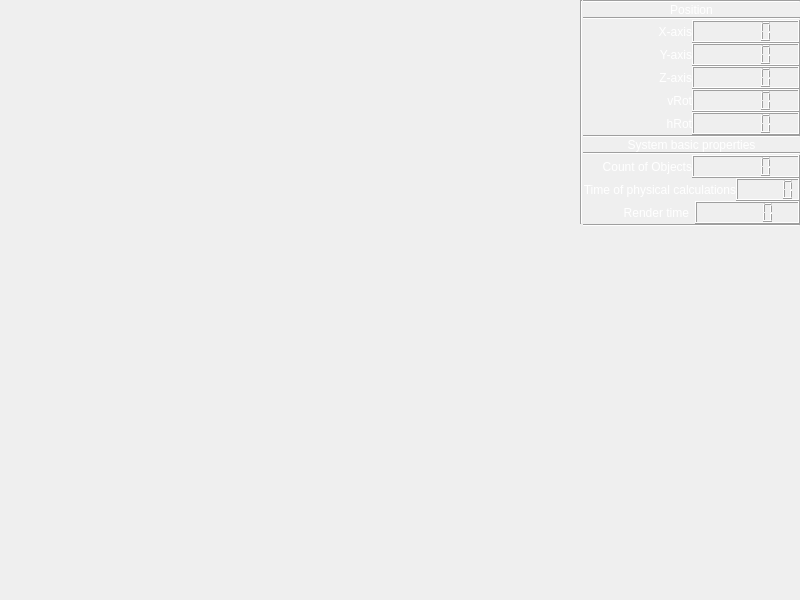
This is mainwindow.ui in vanssb/Fluids as Qt 5 draws it before an edit. The edited form follows.
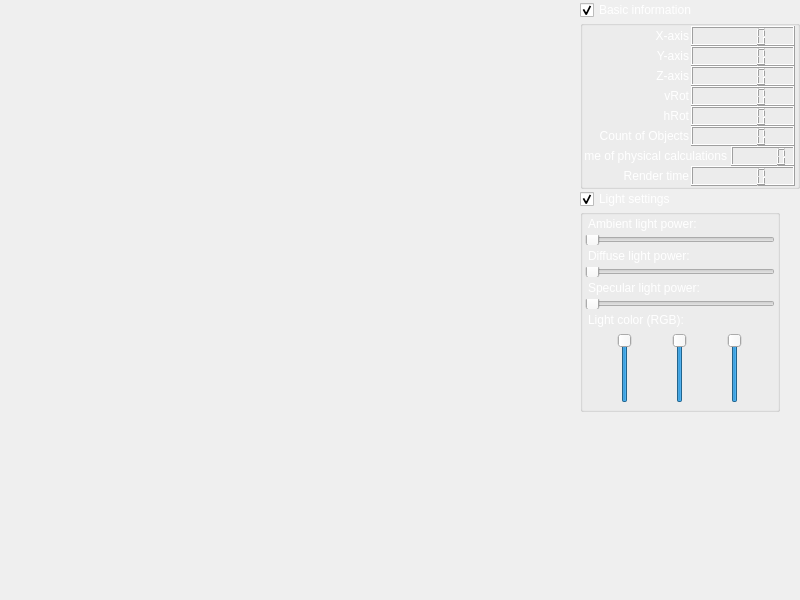
This is the edited form. Custom widgets are drawn as their Qt base class.

```diff
--- a/mainwindow.ui
+++ b/mainwindow.ui
@@ -45,105 +45,176 @@
        <property name="spacing">
         <number>0</number>
        </property>
-       <item row="0" column="0">
-        <spacer name="horizontalSpacer">
-         <property name="orientation">
-          <enum>Qt::Horizontal</enum>
+       <item row="0" column="1">
+        <widget class="QCheckBox" name="basicInfoCheck">
+         <property name="minimumSize">
+          <size>
+           <width>200</width>
+           <height>0</height>
+          </size>
          </property>
-         <property name="sizeHint" stdset="0">
+         <property name="maximumSize">
           <size>
-           <width>40</width>
+           <width>16777215</width>
            <height>20</height>
           </size>
          </property>
-        </spacer>
+         <property name="palette">
+          <palette>
+           <active>
+            <colorrole role="WindowText">
+             <brush brushstyle="SolidPattern">
+              <color alpha="255">
+               <red>255</red>
+               <green>255</green>
+               <blue>255</blue>
+              </color>
+             </brush>
+            </colorrole>
+           </active>
+           <inactive>
+            <colorrole role="WindowText">
+             <brush brushstyle="SolidPattern">
+              <color alpha="255">
+               <red>255</red>
+               <green>255</green>
+               <blue>255</blue>
+              </color>
+             </brush>
+            </colorrole>
+           </inactive>
+           <disabled>
+            <colorrole role="WindowText">
+             <brush brushstyle="SolidPattern">
+              <color alpha="255">
+               <red>120</red>
+               <green>120</green>
+               <blue>120</blue>
+              </color>
+             </brush>
+            </colorrole>
+           </disabled>
+          </palette>
+         </property>
+         <property name="text">
+          <string>Basic information</string>
+         </property>
+         <property name="checked">
+          <bool>true</bool>
+         </property>
+        </widget>
        </item>
-       <item row="2" column="2">
-        <spacer name="verticalSpacer">
-         <property name="orientation">
-          <enum>Qt::Vertical</enum>
+       <item row="2" column="1">
+        <widget class="QCheckBox" name="lightSettingsCheck">
+         <property name="minimumSize">
+          <size>
+           <width>200</width>
+           <height>0</height>
+          </size>
          </property>
-         <property name="sizeHint" stdset="0">
+         <property name="maximumSize">
           <size>
-           <width>20</width>
-           <height>40</height>
+           <width>16777215</width>
+           <height>20</height>
           </size>
          </property>
-        </spacer>
+         <property name="palette">
+          <palette>
+           <active>
+            <colorrole role="WindowText">
+             <brush brushstyle="SolidPattern">
+              <color alpha="255">
+               <red>255</red>
+               <green>255</green>
+               <blue>255</blue>
+              </color>
+             </brush>
+            </colorrole>
+           </active>
+           <inactive>
+            <colorrole role="WindowText">
+             <brush brushstyle="SolidPattern">
+              <color alpha="255">
+               <red>255</red>
+               <green>255</green>
+               <blue>255</blue>
+              </color>
+             </brush>
+            </colorrole>
+           </inactive>
+           <disabled>
+            <colorrole role="WindowText">
+             <brush brushstyle="SolidPattern">
+              <color alpha="255">
+               <red>120</red>
+               <green>120</green>
+               <blue>120</blue>
+              </color>
+             </brush>
+            </colorrole>
+           </disabled>
+          </palette>
+         </property>
+         <property name="text">
+          <string>Light settings</string>
+         </property>
+         <property name="checked">
+          <bool>true</bool>
+         </property>
+         <property name="tristate">
+          <bool>false</bool>
+         </property>
+        </widget>
        </item>
-       <item row="0" column="2">
-        <layout class="QVBoxLayout" name="verticalLayout">
+       <item row="1" column="1">
+        <widget class="QGroupBox" name="basicInfoGroup">
+         <property name="sizePolicy">
+          <sizepolicy hsizetype="Minimum" vsizetype="Fixed">
+           <horstretch>0</horstretch>
+           <verstretch>0</verstretch>
+          </sizepolicy>
+         </property>
+         <property name="maximumSize">
+          <size>
+           <width>220</width>
+           <height>16777215</height>
+          </size>
+         </property>
+         <property name="title">
+          <string/>
+         </property>
+         <layout class="QVBoxLayout" name="verticalLayout_2">
          <property name="spacing">
           <number>0</number>
          </property>
-         <item>
-          <widget class="Line" name="line_5">
-           <property name="orientation">
-            <enum>Qt::Horizontal</enum>
-           </property>
-          </widget>
-         </item>
-         <item>
-          <widget class="QLabel" name="label_3">
-           <property name="palette">
-            <palette>
-             <active>
-              <colorrole role="WindowText">
-               <brush brushstyle="SolidPattern">
-                <color alpha="255">
-                 <red>255</red>
-                 <green>255</green>
-                 <blue>255</blue>
-                </color>
-               </brush>
-              </colorrole>
-             </active>
-             <inactive>
-              <colorrole role="WindowText">
-               <brush brushstyle="SolidPattern">
-                <color alpha="255">
-                 <red>255</red>
-                 <green>255</green>
-                 <blue>255</blue>
-                </color>
-               </brush>
-              </colorrole>
-             </inactive>
-             <disabled>
-              <colorrole role="WindowText">
-               <brush brushstyle="SolidPattern">
-                <color alpha="255">
-                 <red>120</red>
-                 <green>120</green>
-                 <blue>120</blue>
-                </color>
-               </brush>
-              </colorrole>
-             </disabled>
-            </palette>
-           </property>
-           <property name="text">
-            <string>Position</string>
-           </property>
-           <property name="alignment">
-            <set>Qt::AlignCenter</set>
-           </property>
-          </widget>
-         </item>
-         <item>
-          <widget class="Line" name="line">
-           <property name="orientation">
-            <enum>Qt::Horizontal</enum>
-           </property>
-          </widget>
-         </item>
+          <property name="leftMargin">
+           <number>2</number>
+          </property>
+          <property name="topMargin">
+           <number>0</number>
+          </property>
+          <property name="rightMargin">
+           <number>2</number>
+          </property>
+          <property name="bottomMargin">
+           <number>0</number>
+          </property>
          <item>
           <layout class="QHBoxLayout" name="horizontalLayout_7">
            <property name="spacing">
-            <number>0</number>
+             <number>2</number>
+            </property>
+            <property name="sizeConstraint">
+             <enum>QLayout::SetNoConstraint</enum>
            </property>
            <item>
             <widget class="QLabel" name="label_6">
+              <property name="maximumSize">
+               <size>
+                <width>16777215</width>
+                <height>20</height>
+               </size>
+              </property>
              <property name="palette">
               <palette>
                <active>
@@ -190,17 +261,30 @@
             </widget>
            </item>
            <item>
-            <widget class="QLCDNumber" name="xPosition"/>
+             <widget class="QLCDNumber" name="xPosition">
+              <property name="maximumSize">
+               <size>
+                <width>16777215</width>
+                <height>20</height>
+               </size>
+              </property>
+             </widget>
            </item>
           </layout>
          </item>
          <item>
           <layout class="QHBoxLayout" name="horizontalLayout_6">
            <property name="spacing">
-            <number>0</number>
+             <number>2</number>
            </property>
            <item>
             <widget class="QLabel" name="label_5">
+              <property name="maximumSize">
+               <size>
+                <width>16777215</width>
+                <height>20</height>
+               </size>
+              </property>
              <property name="palette">
               <palette>
                <active>
@@ -247,17 +331,30 @@
             </widget>
            </item>
            <item>
-            <widget class="QLCDNumber" name="yPosition"/>
+             <widget class="QLCDNumber" name="yPosition">
+              <property name="maximumSize">
+               <size>
+                <width>16777215</width>
+                <height>20</height>
+               </size>
+              </property>
+             </widget>
            </item>
           </layout>
          </item>
          <item>
           <layout class="QHBoxLayout" name="horizontalLayout_5">
            <property name="spacing">
-            <number>0</number>
+             <number>2</number>
            </property>
            <item>
             <widget class="QLabel" name="label_4">
+              <property name="maximumSize">
+               <size>
+                <width>16777215</width>
+                <height>20</height>
+               </size>
+              </property>
              <property name="palette">
               <palette>
                <active>
@@ -304,17 +401,30 @@
             </widget>
            </item>
            <item>
-            <widget class="QLCDNumber" name="zPosition"/>
+             <widget class="QLCDNumber" name="zPosition">
+              <property name="maximumSize">
+               <size>
+                <width>16777215</width>
+                <height>20</height>
+               </size>
+              </property>
+             </widget>
            </item>
           </layout>
          </item>
          <item>
           <layout class="QHBoxLayout" name="horizontalLayout_8">
            <property name="spacing">
-            <number>0</number>
+             <number>2</number>
            </property>
            <item>
             <widget class="QLabel" name="label_7">
+              <property name="maximumSize">
+               <size>
+                <width>16777215</width>
+                <height>20</height>
+               </size>
+              </property>
              <property name="palette">
               <palette>
                <active>
@@ -361,17 +471,30 @@
             </widget>
            </item>
            <item>
-            <widget class="QLCDNumber" name="vRot"/>
+             <widget class="QLCDNumber" name="vRot">
+              <property name="maximumSize">
+               <size>
+                <width>16777215</width>
+                <height>20</height>
+               </size>
+              </property>
+             </widget>
            </item>
           </layout>
          </item>
          <item>
           <layout class="QHBoxLayout" name="horizontalLayout_9">
            <property name="spacing">
-            <number>0</number>
+             <number>2</number>
            </property>
            <item>
             <widget class="QLabel" name="label_8">
+              <property name="maximumSize">
+               <size>
+                <width>16777215</width>
+                <height>20</height>
+               </size>
+              </property>
              <property name="palette">
               <palette>
                <active>
@@ -418,78 +541,30 @@
             </widget>
            </item>
            <item>
-            <widget class="QLCDNumber" name="hRot"/>
+             <widget class="QLCDNumber" name="hRot">
+              <property name="maximumSize">
+               <size>
+                <width>16777215</width>
+                <height>20</height>
+               </size>
+              </property>
+             </widget>
            </item>
           </layout>
          </item>
-         <item>
-          <widget class="Line" name="line_6">
-           <property name="orientation">
-            <enum>Qt::Horizontal</enum>
-           </property>
-          </widget>
-         </item>
-         <item>
-          <widget class="QLabel" name="label_9">
-           <property name="palette">
-            <palette>
-             <active>
-              <colorrole role="WindowText">
-               <brush brushstyle="SolidPattern">
-                <color alpha="255">
-                 <red>255</red>
-                 <green>255</green>
-                 <blue>255</blue>
-                </color>
-               </brush>
-              </colorrole>
-             </active>
-             <inactive>
-              <colorrole role="WindowText">
-               <brush brushstyle="SolidPattern">
-                <color alpha="255">
-                 <red>255</red>
-                 <green>255</green>
-                 <blue>255</blue>
-                </color>
-               </brush>
-              </colorrole>
-             </inactive>
-             <disabled>
-              <colorrole role="WindowText">
-               <brush brushstyle="SolidPattern">
-                <color alpha="255">
-                 <red>120</red>
-                 <green>120</green>
-                 <blue>120</blue>
-                </color>
-               </brush>
-              </colorrole>
-             </disabled>
-            </palette>
-           </property>
-           <property name="text">
-            <string>System basic properties</string>
-           </property>
-           <property name="alignment">
-            <set>Qt::AlignCenter</set>
-           </property>
-          </widget>
-         </item>
-         <item>
-          <widget class="Line" name="line_2">
-           <property name="orientation">
-            <enum>Qt::Horizontal</enum>
-           </property>
-          </widget>
-         </item>
          <item>
           <layout class="QHBoxLayout" name="horizontalLayout">
            <property name="spacing">
-            <number>0</number>
+             <number>2</number>
            </property>
            <item>
             <widget class="QLabel" name="label">
+              <property name="maximumSize">
+               <size>
+                <width>16777215</width>
+                <height>20</height>
+               </size>
+              </property>
              <property name="palette">
               <palette>
                <active>
@@ -536,17 +611,30 @@
             </widget>
            </item>
            <item>
-            <widget class="QLCDNumber" name="objectsCount"/>
+             <widget class="QLCDNumber" name="objectsCount">
+              <property name="maximumSize">
+               <size>
+                <width>16777215</width>
+                <height>20</height>
+               </size>
+              </property>
+             </widget>
            </item>
           </layout>
          </item>
          <item>
           <layout class="QHBoxLayout" name="horizontalLayout_2">
            <property name="spacing">
-            <number>0</number>
+             <number>2</number>
            </property>
            <item>
             <widget class="QLabel" name="label_2">
+              <property name="maximumSize">
+               <size>
+                <width>16777215</width>
+                <height>20</height>
+               </size>
+              </property>
              <property name="palette">
               <palette>
                <active>
@@ -584,23 +672,47 @@
                </disabled>
               </palette>
              </property>
+              <property name="font">
+               <font>
+                <stylestrategy>PreferDefault</stylestrategy>
+               </font>
+              </property>
              <property name="text">
               <string>Time of physical calculations</string>
              </property>
              <property name="alignment">
               <set>Qt::AlignRight|Qt::AlignTrailing|Qt::AlignVCenter</set>
              </property>
+              <property name="indent">
+               <number>2</number>
+              </property>
             </widget>
            </item>
            <item>
-            <widget class="QLCDNumber" name="physTime"/>
+             <widget class="QLCDNumber" name="physTime">
+              <property name="maximumSize">
+               <size>
+                <width>16777215</width>
+                <height>20</height>
+               </size>
+              </property>
+             </widget>
            </item>
           </layout>
          </item>
          <item>
           <layout class="QHBoxLayout" name="horizontalLayout_3">
+            <property name="spacing">
+             <number>2</number>
+            </property>
            <item>
             <widget class="QLabel" name="label_10">
+              <property name="maximumSize">
+               <size>
+                <width>16777215</width>
+                <height>20</height>
+               </size>
+              </property>
              <property name="palette">
               <palette>
                <active>
@@ -647,25 +759,581 @@
             </widget>
            </item>
            <item>
-            <widget class="QLCDNumber" name="renderTime"/>
+             <widget class="QLCDNumber" name="renderTime">
+              <property name="maximumSize">
+               <size>
+                <width>16777215</width>
+                <height>20</height>
+               </size>
+              </property>
+             </widget>
            </item>
           </layout>
          </item>
         </layout>
+         <zorder></zorder>
+         <zorder></zorder>
+         <zorder></zorder>
+         <zorder></zorder>
+         <zorder></zorder>
+        </widget>
        </item>
-       <item row="1" column="2">
-        <widget class="Line" name="line_3">
+       <item row="3" column="1">
+        <widget class="QGroupBox" name="lightSettingsGroup">
+         <property name="sizePolicy">
+          <sizepolicy hsizetype="Minimum" vsizetype="Fixed">
+           <horstretch>0</horstretch>
+           <verstretch>0</verstretch>
+          </sizepolicy>
+         </property>
+         <property name="maximumSize">
+          <size>
+           <width>200</width>
+           <height>16777215</height>
+          </size>
+         </property>
+         <property name="title">
+          <string/>
+         </property>
+         <layout class="QVBoxLayout" name="verticalLayout">
+          <property name="spacing">
+           <number>4</number>
+          </property>
+          <property name="leftMargin">
+           <number>2</number>
+          </property>
+          <property name="topMargin">
+           <number>2</number>
+          </property>
+          <property name="rightMargin">
+           <number>2</number>
+          </property>
+          <property name="bottomMargin">
+           <number>2</number>
+          </property>
+          <item>
+           <widget class="QLabel" name="ambientLabel">
+            <property name="minimumSize">
+             <size>
+              <width>0</width>
+              <height>0</height>
+             </size>
+            </property>
+            <property name="maximumSize">
+             <size>
+              <width>16777215</width>
+              <height>20</height>
+             </size>
+            </property>
+            <property name="palette">
+             <palette>
+              <active>
+               <colorrole role="WindowText">
+                <brush brushstyle="SolidPattern">
+                 <color alpha="255">
+                  <red>255</red>
+                  <green>255</green>
+                  <blue>255</blue>
+                 </color>
+                </brush>
+               </colorrole>
+               <colorrole role="Text">
+                <brush brushstyle="SolidPattern">
+                 <color alpha="255">
+                  <red>255</red>
+                  <green>255</green>
+                  <blue>255</blue>
+                 </color>
+                </brush>
+               </colorrole>
+              </active>
+              <inactive>
+               <colorrole role="WindowText">
+                <brush brushstyle="SolidPattern">
+                 <color alpha="255">
+                  <red>255</red>
+                  <green>255</green>
+                  <blue>255</blue>
+                 </color>
+                </brush>
+               </colorrole>
+               <colorrole role="Text">
+                <brush brushstyle="SolidPattern">
+                 <color alpha="255">
+                  <red>255</red>
+                  <green>255</green>
+                  <blue>255</blue>
+                 </color>
+                </brush>
+               </colorrole>
+              </inactive>
+              <disabled>
+               <colorrole role="WindowText">
+                <brush brushstyle="SolidPattern">
+                 <color alpha="255">
+                  <red>120</red>
+                  <green>120</green>
+                  <blue>120</blue>
+                 </color>
+                </brush>
+               </colorrole>
+               <colorrole role="Text">
+                <brush brushstyle="SolidPattern">
+                 <color alpha="255">
+                  <red>120</red>
+                  <green>120</green>
+                  <blue>120</blue>
+                 </color>
+                </brush>
+               </colorrole>
+              </disabled>
+             </palette>
+            </property>
+            <property name="text">
+             <string>Ambient light power:</string>
+            </property>
+            <property name="wordWrap">
+             <bool>false</bool>
+            </property>
+            <property name="margin">
+             <number>0</number>
+            </property>
+            <property name="indent">
+             <number>3</number>
+            </property>
+           </widget>
+          </item>
+          <item>
+           <widget class="QSlider" name="ambientSlider">
+            <property name="minimumSize">
+             <size>
+              <width>0</width>
+              <height>10</height>
+             </size>
+            </property>
+            <property name="maximumSize">
+             <size>
+              <width>16777215</width>
+              <height>10</height>
+             </size>
+            </property>
+            <property name="minimum">
+             <number>1</number>
+            </property>
+            <property name="maximum">
+             <number>100000</number>
+            </property>
          <property name="orientation">
           <enum>Qt::Horizontal</enum>
          </property>
         </widget>
        </item>
-       <item row="0" column="1">
-        <widget class="Line" name="line_4">
+          <item>
+           <widget class="QLabel" name="label_9">
+            <property name="maximumSize">
+             <size>
+              <width>16777215</width>
+              <height>20</height>
+             </size>
+            </property>
+            <property name="palette">
+             <palette>
+              <active>
+               <colorrole role="WindowText">
+                <brush brushstyle="SolidPattern">
+                 <color alpha="255">
+                  <red>255</red>
+                  <green>255</green>
+                  <blue>255</blue>
+                 </color>
+                </brush>
+               </colorrole>
+               <colorrole role="Text">
+                <brush brushstyle="SolidPattern">
+                 <color alpha="255">
+                  <red>255</red>
+                  <green>255</green>
+                  <blue>255</blue>
+                 </color>
+                </brush>
+               </colorrole>
+              </active>
+              <inactive>
+               <colorrole role="WindowText">
+                <brush brushstyle="SolidPattern">
+                 <color alpha="255">
+                  <red>255</red>
+                  <green>255</green>
+                  <blue>255</blue>
+                 </color>
+                </brush>
+               </colorrole>
+               <colorrole role="Text">
+                <brush brushstyle="SolidPattern">
+                 <color alpha="255">
+                  <red>255</red>
+                  <green>255</green>
+                  <blue>255</blue>
+                 </color>
+                </brush>
+               </colorrole>
+              </inactive>
+              <disabled>
+               <colorrole role="WindowText">
+                <brush brushstyle="SolidPattern">
+                 <color alpha="255">
+                  <red>120</red>
+                  <green>120</green>
+                  <blue>120</blue>
+                 </color>
+                </brush>
+               </colorrole>
+               <colorrole role="Text">
+                <brush brushstyle="SolidPattern">
+                 <color alpha="255">
+                  <red>120</red>
+                  <green>120</green>
+                  <blue>120</blue>
+                 </color>
+                </brush>
+               </colorrole>
+              </disabled>
+             </palette>
+            </property>
+            <property name="text">
+             <string>Diffuse light power:</string>
+            </property>
+            <property name="indent">
+             <number>3</number>
+            </property>
+           </widget>
+          </item>
+          <item>
+           <widget class="QSlider" name="diffuseSlider">
+            <property name="maximumSize">
+             <size>
+              <width>16777215</width>
+              <height>10</height>
+             </size>
+            </property>
+            <property name="maximum">
+             <number>300000</number>
+            </property>
          <property name="orientation">
+             <enum>Qt::Horizontal</enum>
+            </property>
+           </widget>
+          </item>
+          <item>
+           <widget class="QLabel" name="specularLabel">
+            <property name="maximumSize">
+             <size>
+              <width>16777215</width>
+              <height>20</height>
+             </size>
+            </property>
+            <property name="palette">
+             <palette>
+              <active>
+               <colorrole role="WindowText">
+                <brush brushstyle="SolidPattern">
+                 <color alpha="255">
+                  <red>255</red>
+                  <green>255</green>
+                  <blue>255</blue>
+                 </color>
+                </brush>
+               </colorrole>
+               <colorrole role="Text">
+                <brush brushstyle="SolidPattern">
+                 <color alpha="255">
+                  <red>255</red>
+                  <green>255</green>
+                  <blue>255</blue>
+                 </color>
+                </brush>
+               </colorrole>
+              </active>
+              <inactive>
+               <colorrole role="WindowText">
+                <brush brushstyle="SolidPattern">
+                 <color alpha="255">
+                  <red>255</red>
+                  <green>255</green>
+                  <blue>255</blue>
+                 </color>
+                </brush>
+               </colorrole>
+               <colorrole role="Text">
+                <brush brushstyle="SolidPattern">
+                 <color alpha="255">
+                  <red>255</red>
+                  <green>255</green>
+                  <blue>255</blue>
+                 </color>
+                </brush>
+               </colorrole>
+              </inactive>
+              <disabled>
+               <colorrole role="WindowText">
+                <brush brushstyle="SolidPattern">
+                 <color alpha="255">
+                  <red>120</red>
+                  <green>120</green>
+                  <blue>120</blue>
+                 </color>
+                </brush>
+               </colorrole>
+               <colorrole role="Text">
+                <brush brushstyle="SolidPattern">
+                 <color alpha="255">
+                  <red>120</red>
+                  <green>120</green>
+                  <blue>120</blue>
+                 </color>
+                </brush>
+               </colorrole>
+              </disabled>
+             </palette>
+            </property>
+            <property name="text">
+             <string>Specular light power:</string>
+            </property>
+            <property name="indent">
+             <number>3</number>
+            </property>
+           </widget>
+          </item>
+          <item>
+           <widget class="QSlider" name="specularSlider">
+            <property name="maximumSize">
+             <size>
+              <width>16777215</width>
+              <height>10</height>
+             </size>
+            </property>
+            <property name="maximum">
+             <number>100000</number>
+            </property>
+            <property name="orientation">
+             <enum>Qt::Horizontal</enum>
+            </property>
+           </widget>
+          </item>
+          <item>
+           <widget class="QLabel" name="colorLabel">
+            <property name="maximumSize">
+             <size>
+              <width>16777215</width>
+              <height>20</height>
+             </size>
+            </property>
+            <property name="palette">
+             <palette>
+              <active>
+               <colorrole role="WindowText">
+                <brush brushstyle="SolidPattern">
+                 <color alpha="255">
+                  <red>255</red>
+                  <green>255</green>
+                  <blue>255</blue>
+                 </color>
+                </brush>
+               </colorrole>
+               <colorrole role="Text">
+                <brush brushstyle="SolidPattern">
+                 <color alpha="255">
+                  <red>255</red>
+                  <green>255</green>
+                  <blue>255</blue>
+                 </color>
+                </brush>
+               </colorrole>
+              </active>
+              <inactive>
+               <colorrole role="WindowText">
+                <brush brushstyle="SolidPattern">
+                 <color alpha="255">
+                  <red>255</red>
+                  <green>255</green>
+                  <blue>255</blue>
+                 </color>
+                </brush>
+               </colorrole>
+               <colorrole role="Text">
+                <brush brushstyle="SolidPattern">
+                 <color alpha="255">
+                  <red>255</red>
+                  <green>255</green>
+                  <blue>255</blue>
+                 </color>
+                </brush>
+               </colorrole>
+              </inactive>
+              <disabled>
+               <colorrole role="WindowText">
+                <brush brushstyle="SolidPattern">
+                 <color alpha="255">
+                  <red>120</red>
+                  <green>120</green>
+                  <blue>120</blue>
+                 </color>
+                </brush>
+               </colorrole>
+               <colorrole role="Text">
+                <brush brushstyle="SolidPattern">
+                 <color alpha="255">
+                  <red>120</red>
+                  <green>120</green>
+                  <blue>120</blue>
+                 </color>
+                </brush>
+               </colorrole>
+              </disabled>
+             </palette>
+            </property>
+            <property name="text">
+             <string>Light color (RGB):</string>
+            </property>
+            <property name="indent">
+             <number>3</number>
+            </property>
+           </widget>
+          </item>
+          <item>
+           <layout class="QHBoxLayout" name="colorSet">
+            <property name="spacing">
+             <number>0</number>
+            </property>
+            <property name="leftMargin">
+             <number>0</number>
+            </property>
+            <property name="topMargin">
+             <number>2</number>
+            </property>
+            <property name="bottomMargin">
+             <number>4</number>
+            </property>
+            <item>
+             <widget class="QSlider" name="redComponentSlider">
+              <property name="minimumSize">
+               <size>
+                <width>30</width>
+                <height>50</height>
+               </size>
+              </property>
+              <property name="maximumSize">
+               <size>
+                <width>30</width>
+                <height>70</height>
+               </size>
+              </property>
+              <property name="minimum">
+               <number>1</number>
+              </property>
+              <property name="maximum">
+               <number>100</number>
+              </property>
+              <property name="value">
+               <number>100</number>
+              </property>
+              <property name="orientation">
           <enum>Qt::Vertical</enum>
          </property>
         </widget>
+            </item>
+            <item>
+             <widget class="QSlider" name="greenComponentSlider">
+              <property name="minimumSize">
+               <size>
+                <width>30</width>
+                <height>50</height>
+               </size>
+              </property>
+              <property name="maximumSize">
+               <size>
+                <width>30</width>
+                <height>70</height>
+               </size>
+              </property>
+              <property name="minimum">
+               <number>1</number>
+              </property>
+              <property name="maximum">
+               <number>100</number>
+              </property>
+              <property name="value">
+               <number>100</number>
+              </property>
+              <property name="orientation">
+               <enum>Qt::Vertical</enum>
+              </property>
+             </widget>
+            </item>
+            <item>
+             <widget class="QSlider" name="blueComponentSlider">
+              <property name="minimumSize">
+               <size>
+                <width>30</width>
+                <height>50</height>
+               </size>
+              </property>
+              <property name="maximumSize">
+               <size>
+                <width>30</width>
+                <height>70</height>
+               </size>
+              </property>
+              <property name="minimum">
+               <number>1</number>
+              </property>
+              <property name="maximum">
+               <number>100</number>
+              </property>
+              <property name="value">
+               <number>100</number>
+              </property>
+              <property name="orientation">
+               <enum>Qt::Vertical</enum>
+              </property>
+              <property name="invertedAppearance">
+               <bool>false</bool>
+              </property>
+              <property name="invertedControls">
+               <bool>false</bool>
+              </property>
+             </widget>
+            </item>
+           </layout>
+          </item>
+         </layout>
+        </widget>
+       </item>
+       <item row="1" column="0">
+        <spacer name="horizontalSpacer">
+         <property name="orientation">
+          <enum>Qt::Horizontal</enum>
+         </property>
+         <property name="sizeHint" stdset="0">
+          <size>
+           <width>593</width>
+           <height>20</height>
+          </size>
+         </property>
+        </spacer>
+       </item>
+       <item row="4" column="1">
+        <spacer name="verticalSpacer">
+         <property name="orientation">
+          <enum>Qt::Vertical</enum>
+         </property>
+         <property name="sizeHint" stdset="0">
+          <size>
+           <width>20</width>
+           <height>381</height>
+          </size>
+         </property>
+        </spacer>
        </item>
       </layout>
      </widget>
```
Lines whose indentation alone changed are shown as unchanged.
